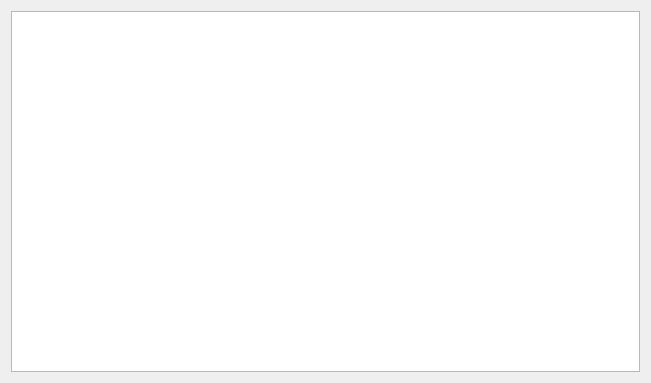
Above: ui/SymbolSelector.ui from KDE/kxstitch before the change. Below: the same form after it.
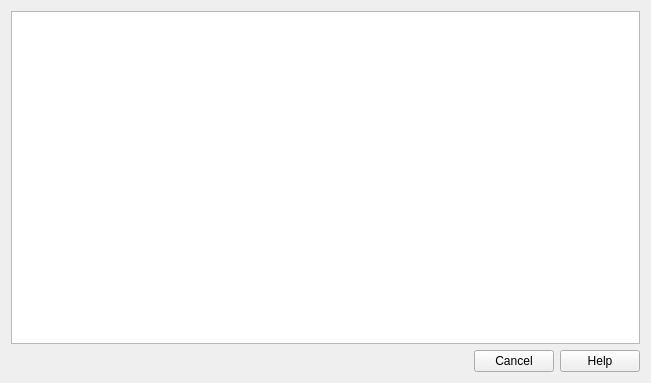
That is the form after the change. Custom widgets are drawn as their Qt base class.

Commit message: KDialog -> QDialog

```diff
--- a/ui/SymbolSelector.ui
+++ b/ui/SymbolSelector.ui
@@ -17,6 +17,13 @@
    <item row="0" column="0">
     <widget class="SymbolListWidget" name="SymbolTable"/>
    </item>
+   <item row="1" column="0">
+    <widget class="QDialogButtonBox" name="DialogButtonBox">
+     <property name="standardButtons">
+      <set>QDialogButtonBox::Cancel|QDialogButtonBox::Help</set>
+     </property>
+    </widget>
+   </item>
   </layout>
  </widget>
  <customwidgets>
```
The commit also changes 2 other files.
